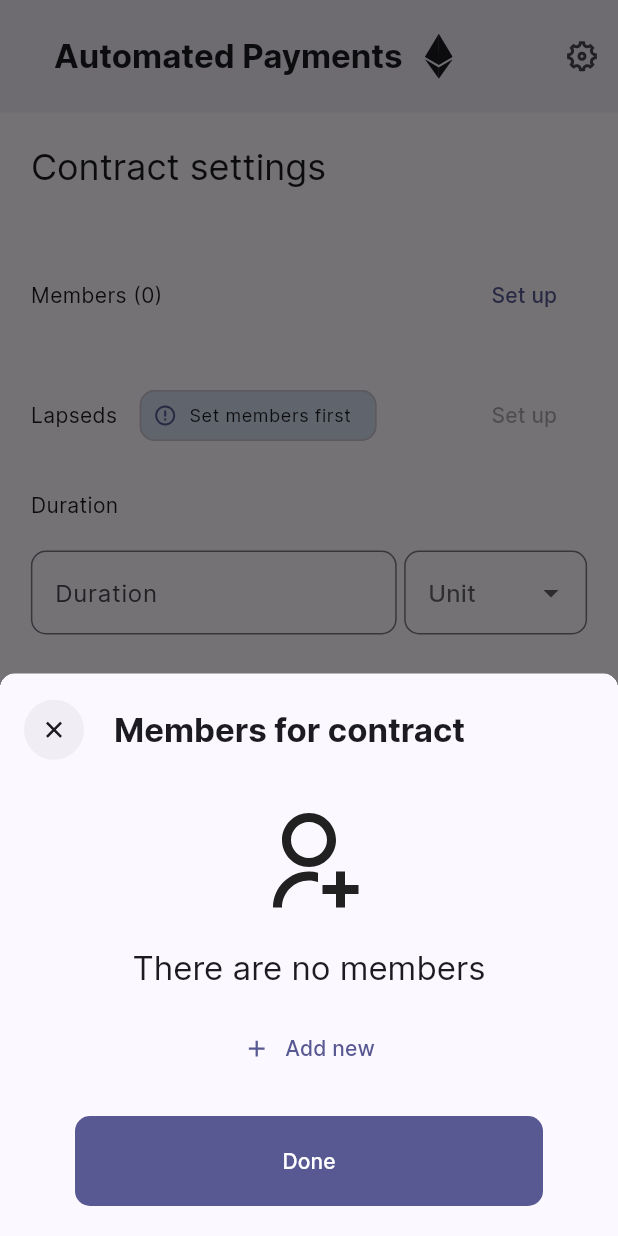
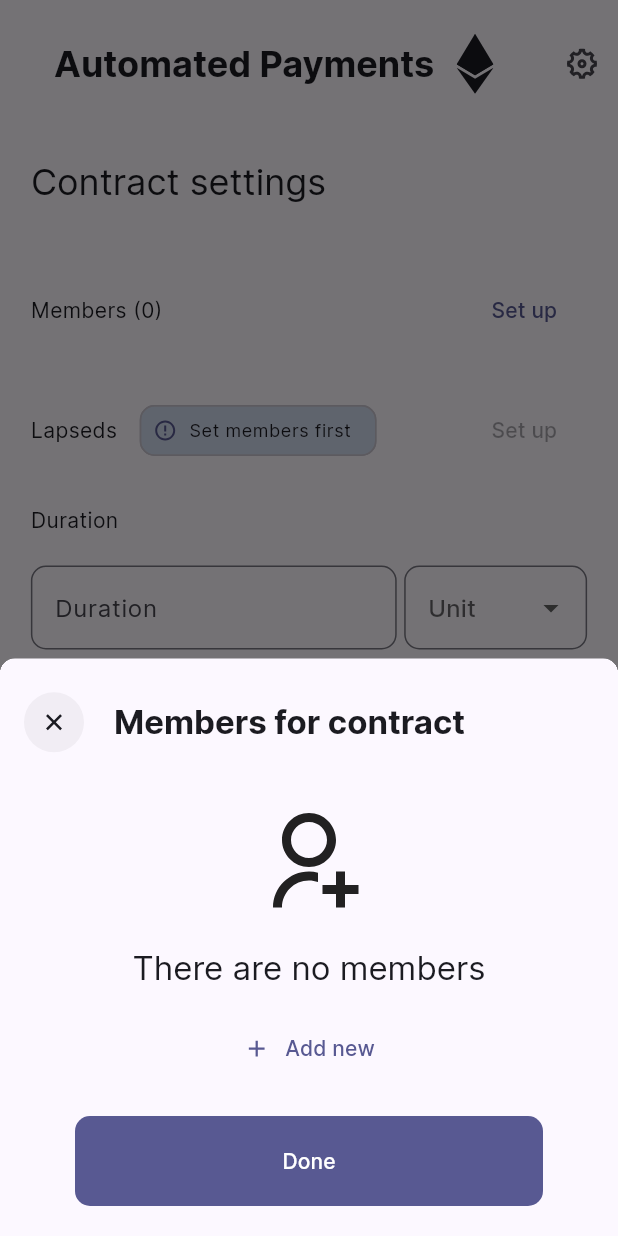
Before and after one commit to pastelcode/automated_payments_on_eth_blockchain_frontend, a Flutter app: the screen it shows after launch, after a tap on "Set up", on a phone screen of 412 x 824 dp. Run offline on Flutter 3.47's test engine with Material 2 defaults, Android fonts, the phone set to English and light mode, and no system bars; our stand-ins replace dartz, equatable, flutter_bloc, flutter_remix, flutter_svg, go_router and 1 more.

Commit message:
Improve design of app bar
- Make background color the same as surfaces
- Set font size to 24

```diff
--- a/lib/core/presentation/widgets/custom_app_bar/custom_app_bar.dart
+++ b/lib/core/presentation/widgets/custom_app_bar/custom_app_bar.dart
@@ -42,7 +42,8 @@ class CustomAppBar extends StatelessWidget implements PreferredSizeWidget {
           : null,
       title: DefaultTextStyle.merge(
         style: const TextStyle(
-          fontWeight: FontWeight.bold,
+          fontWeight: FontWeight.w700,
+          fontSize: 24,
         ),
         child: Row(
           children: <Widget>[
--- a/lib/core/presentation/widgets/custom_modal_bottom_sheet/custom_modal_bottom_sheet.dart
+++ b/lib/core/presentation/widgets/custom_modal_bottom_sheet/custom_modal_bottom_sheet.dart
@@ -77,9 +77,6 @@ class _CustomBottomSheet extends StatelessWidget {
       slivers: <Widget>[
         SliverAppBar(
           toolbarHeight: ApplicationTheme.appBarHeight,
-          backgroundColor: Theme.of(
-            context,
-          ).colorScheme.surface,
           pinned: true,
           title: title != null
               ? Row(
--- a/lib/core/theme/theme.dart
+++ b/lib/core/theme/theme.dart
@@ -12,7 +12,7 @@ mixin ApplicationTheme {
       );
 
   /// The height for global app bars.
-  static double get appBarHeight => 75;
+  static double get appBarHeight => 85;
 
   static InputDecorationTheme get _inputDecorationTheme => InputDecorationTheme(
         border: OutlineInputBorder(
@@ -58,9 +58,7 @@ mixin ApplicationTheme {
       appBarTheme: AppBarTheme(
         centerTitle: false,
         toolbarHeight: appBarHeight,
-        backgroundColor: colorScheme.surfaceVariant.withOpacity(
-          .5,
-        ),
+        backgroundColor: colorScheme.surface,
       ),
       canvasColor: colorScheme.surfaceVariant,
       scaffoldBackgroundColor: colorScheme.surface,
```
